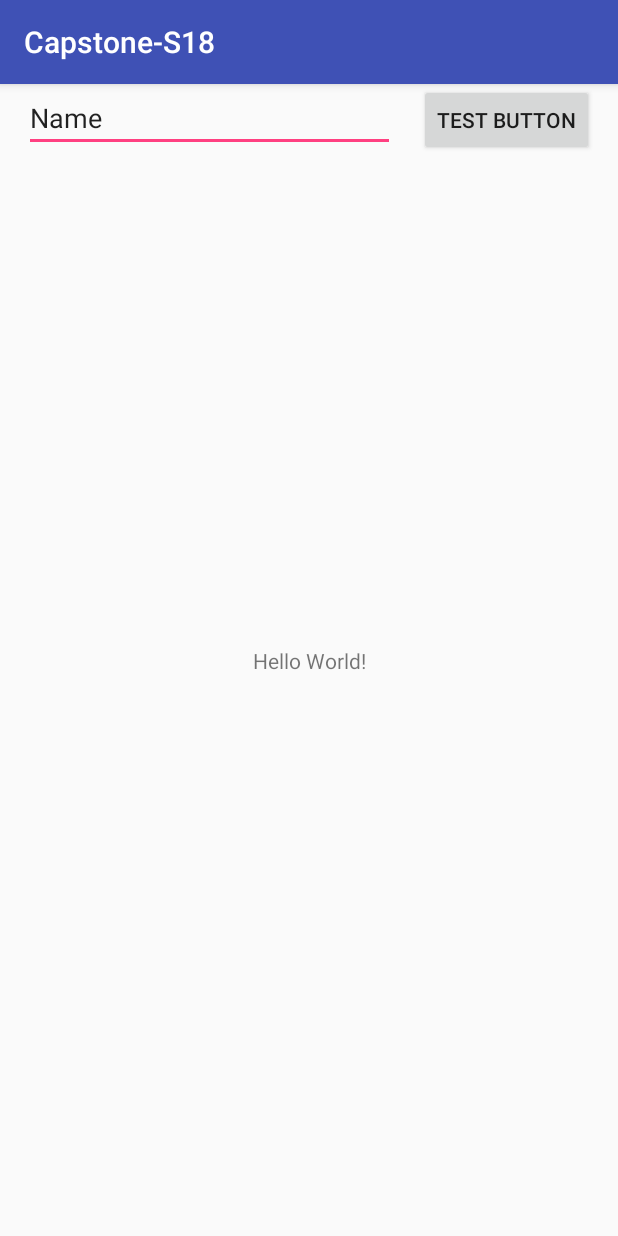
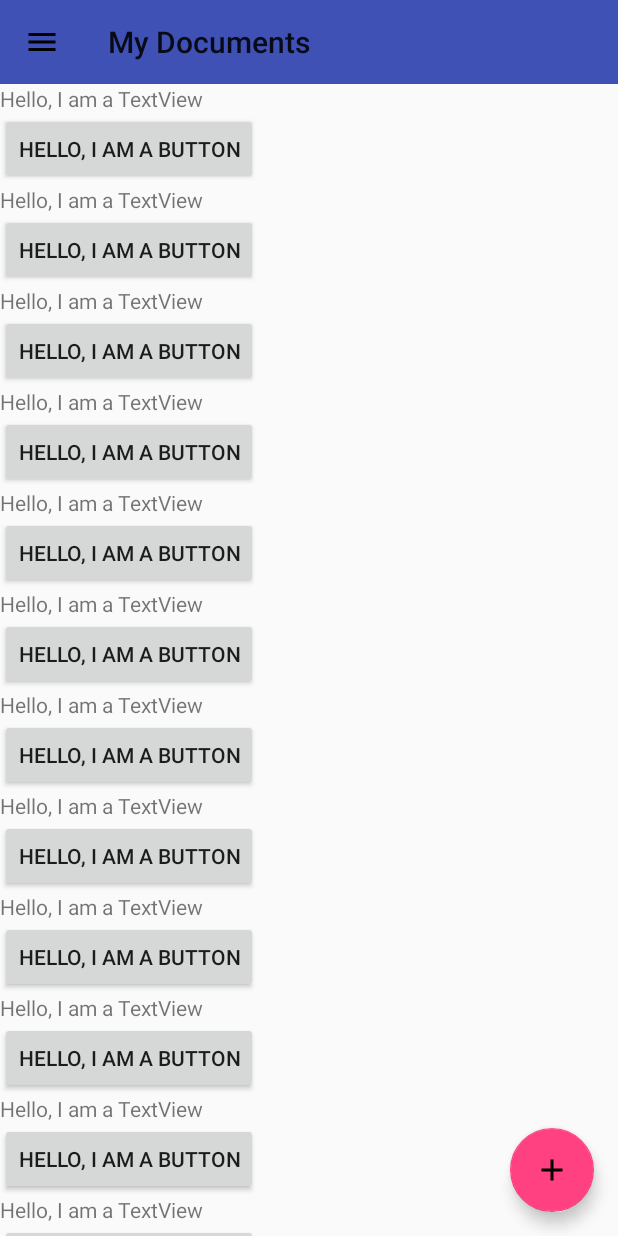
Before and after one commit to huang-jeff/Hand2LaTeX, an Android app: the screen it shows after launch (Welcome), on a phone screen of 412 x 824 dp. Run offline under Robolectric (Android 15) with nearby library versions, the phone set to English and light mode, and no system bars.

Commit message:
Added menus and stuff. Activities and fragments, need to add camera input next.

```diff
--- a/Brandon/capstone_s18/app/build.gradle
+++ b/Brandon/capstone_s18/app/build.gradle
@@ -21,6 +21,7 @@ android {
 dependencies {
     implementation fileTree(dir: 'libs', include: ['*.jar'])
     implementation 'com.android.support:appcompat-v7:26.1.0'
+    implementation 'com.android.support:design:26.1.0'
     implementation 'com.android.support.constraint:constraint-layout:1.0.2'
     testImplementation 'junit:junit:4.12'
     androidTestImplementation 'com.android.support.test:runner:1.0.1'
--- /dev/null
+++ b/Brandon/capstone_s18/app/src/main/java/me/ofmc/capstone/capstone_s18/AboutFragment.java
@@ -0,0 +1,20 @@
+package me.ofmc.capstone.capstone_s18;
+
+import android.support.v4.app.Fragment;
+import android.os.Bundle;
+import android.view.LayoutInflater;
+import android.view.View;
+import android.view.ViewGroup;
+
+/**
+ * Created by brandon on 3/5/18.
+ */
+
+public class AboutFragment  extends Fragment {
+    @Override
+    public View onCreateView(LayoutInflater inflater, ViewGroup container,
+                             Bundle savedInstanceState) {
+        // Inflate the layout for this fragment
+        return inflater.inflate(R.layout.frag_about, container, false);
+    }
+}
--- /dev/null
+++ b/Brandon/capstone_s18/app/src/main/java/me/ofmc/capstone/capstone_s18/CameraActivity.java
@@ -0,0 +1,20 @@
+package me.ofmc.capstone.capstone_s18;
+
+import android.os.Bundle;
+import android.support.v4.app.Fragment;
+import android.view.LayoutInflater;
+import android.view.View;
+import android.view.ViewGroup;
+
+/**
+ * Created by brandon on 3/5/18.
+ */
+
+public class CameraActivity extends Fragment {
+    @Override
+    public View onCreateView(LayoutInflater inflater, ViewGroup container,
+                             Bundle savedInstanceState) {
+        // Inflate the layout for this fragment
+        return inflater.inflate(R.layout.activity_capture, container, false);
+    }
+}
--- a/Brandon/capstone_s18/app/src/main/java/me/ofmc/capstone/capstone_s18/DisplayMessageActivity.java
+++ /dev/null
@@ -1,24 +0,0 @@
-package me.ofmc.capstone.capstone_s18;
-
-import android.content.Intent;
-import android.support.v7.app.AppCompatActivity;
-import android.os.Bundle;
-import android.widget.TextView;
-
-
-public class DisplayMessageActivity extends AppCompatActivity {
-
-    @Override
-    protected void onCreate(Bundle savedInstanceState) {
-        super.onCreate(savedInstanceState);
-        setContentView(R.layout.activity_display_message);
-
-        // Get the Intent that started this activity and extract the string
-        Intent intent = getIntent();
-        String message = intent.getStringExtra(Welcome.EXTRA_MESSAGE);
-
-        // Capture the layout's TextView and set the string as its text
-        TextView textView = findViewById(R.id.textView);
-        textView.setText(message);
-    }
-}
--- /dev/null
+++ b/Brandon/capstone_s18/app/src/main/java/me/ofmc/capstone/capstone_s18/MainFragment.java
@@ -0,0 +1,20 @@
+package me.ofmc.capstone.capstone_s18;
+
+import android.os.Bundle;
+import android.support.v4.app.Fragment;
+import android.view.LayoutInflater;
+import android.view.View;
+import android.view.ViewGroup;
+
+/**
+ * Created by brandon on 3/5/18.
+ */
+
+public class MainFragment extends Fragment {
+    @Override
+    public View onCreateView(LayoutInflater inflater, ViewGroup container,
+                             Bundle savedInstanceState) {
+        // Inflate the layout for this fragment
+        return inflater.inflate(R.layout.frag_main, container, false);
+    }
+}
--- /dev/null
+++ b/Brandon/capstone_s18/app/src/main/java/me/ofmc/capstone/capstone_s18/SettingsFragment.java
@@ -0,0 +1,20 @@
+package me.ofmc.capstone.capstone_s18;
+
+import android.os.Bundle;
+import android.support.v4.app.Fragment;
+import android.view.LayoutInflater;
+import android.view.View;
+import android.view.ViewGroup;
+
+/**
+ * Created by brandon on 3/5/18.
+ */
+
+public class SettingsFragment extends Fragment {
+    @Override
+    public View onCreateView(LayoutInflater inflater, ViewGroup container,
+                             Bundle savedInstanceState) {
+        // Inflate the layout for this fragment
+        return inflater.inflate(R.layout.frag_settings, container, false);
+    }
+}
--- a/Brandon/capstone_s18/app/src/main/java/me/ofmc/capstone/capstone_s18/Welcome.java
+++ b/Brandon/capstone_s18/app/src/main/java/me/ofmc/capstone/capstone_s18/Welcome.java
@@ -1,25 +1,122 @@
 package me.ofmc.capstone.capstone_s18;
 
-import android.content.Intent;
+import android.os.Bundle;
+import android.support.design.widget.FloatingActionButton;
+import android.support.design.widget.NavigationView;
+import android.support.design.widget.Snackbar;
+import android.support.v4.app.FragmentTransaction;
+import android.support.v4.view.GravityCompat;
+import android.support.v4.widget.DrawerLayout;
+import android.support.v7.app.ActionBar;
 import android.support.v7.app.AppCompatActivity;
-import android.os.Bundle;
+import android.support.v7.widget.Toolbar;
+import android.view.MenuItem;
 import android.view.View;
-import android.widget.EditText;
+
 
 public class Welcome extends AppCompatActivity {
-    public static final String EXTRA_MESSAGE = "me.ofmc.capstone.capstone_s18.MESSAGE";
+
+
+    private DrawerLayout mDrawerLayout;
+
     @Override
     protected void onCreate(Bundle savedInstanceState) {
         super.onCreate(savedInstanceState);
         setContentView(R.layout.activity_welcome);
+
+        // Check that the activity is using the layout version with
+        // the fragment_container FrameLayout
+        if (findViewById(R.id.fragment_container) != null) {
+
+            // However, if we're being restored from a previous state,
+            // then we don't need to do anything and should return or else
+            // we could end up with overlapping fragments.
+            if (savedInstanceState != null) {
+                return;
+            }
+
+            // Create a new Fragment to be placed in the activity layout
+            MainFragment firstFragment = new MainFragment();
+
+
+            // In case this activity was started with special instructions from an
+            // Intent, pass the Intent's extras to the fragment as arguments
+            firstFragment.setArguments(getIntent().getExtras());
+
+            // Add the fragment to the 'fragment_container' FrameLayout
+            getSupportFragmentManager().beginTransaction()
+                    .add(R.id.fragment_container, firstFragment).commit();
+        }
+
+        Toolbar toolbar = findViewById(R.id.toolbar);
+        setSupportActionBar(toolbar);
+        ActionBar actionbar = getSupportActionBar();
+        actionbar.setDisplayHomeAsUpEnabled(true);
+        actionbar.setHomeAsUpIndicator(R.drawable.ic_menu);
+
+        mDrawerLayout = findViewById(R.id.drawer_layout);
+
+        NavigationView navigationView = findViewById(R.id.nav_view);
+        navigationView.setNavigationItemSelectedListener(
+                new NavigationView.OnNavigationItemSelectedListener() {
+                    @Override
+                    public boolean onNavigationItemSelected(MenuItem menuItem) {
+                        // set item as selected to persist highlight
+                        menuItem.setChecked(true);
+                        // close drawer when item is tapped
+                        mDrawerLayout.closeDrawers();
+
+                        // Add code here to update the UI based on the item selected
+                        // For example, swap UI fragments here
+                        FragmentTransaction transaction = getSupportFragmentManager().beginTransaction();
+                        Bundle args = new Bundle();
+                        if(menuItem.getItemId() == R.id.my_docs){
+                            MainFragment newFragment = new MainFragment();
+                            newFragment.setArguments(args);
+                            // Replace whatever is in the fragment_container view with this fragment,
+                            // and add the transaction to the back stack so the user can navigate back
+                            transaction.replace(R.id.fragment_container, newFragment);
+                        } else if(menuItem.getItemId() == R.id.settings){
+                            SettingsFragment newFragment = new SettingsFragment();
+                            newFragment.setArguments(args);
+                            // Replace whatever is in the fragment_container view with this fragment,
+                            // and add the transaction to the back stack so the user can navigate back
+                            transaction.replace(R.id.fragment_container, newFragment);
+                        } else if(menuItem.getItemId() == R.id.about){
+                            AboutFragment newFragment = new AboutFragment();
+                            newFragment.setArguments(args);
+                            // Replace whatever is in the fragment_container view with this fragment,
+                            // and add the transaction to the back stack so the user can navigate back
+                            transaction.replace(R.id.fragment_container, newFragment);
+                        }
+                        transaction.addToBackStack(null);
+
+                        // Commit the transaction
+                        transaction.commit();
+                        return true;
+                    }
+                });
+
+
+        FloatingActionButton fab = findViewById(R.id.fab);
+        fab.setOnClickListener(new View.OnClickListener() {
+            @Override
+            public void onClick(View view) {
+                Snackbar.make(view, "Here's a Snackbar", Snackbar.LENGTH_LONG)
+                        .setAction("Action", null).show();
+            }
+        });
     }
 
-    /** Called when the user taps the Send button */
-    public void sendMessage(View view) {
-        Intent intent = new Intent(this, DisplayMessageActivity.class);
-        EditText editText = (EditText) findViewById(R.id.editText);
-        String message = editText.getText().toString();
-        intent.putExtra(EXTRA_MESSAGE, message);
-        startActivity(intent);
+    @Override
+    public boolean onOptionsItemSelected(MenuItem item) {
+        switch (item.getItemId()) {
+            case android.R.id.home:
+                mDrawerLayout.openDrawer(GravityCompat.START);
+                return true;
+        }
+        return super.onOptionsItemSelected(item);
     }
+
+
 }
--- /dev/null
+++ b/Brandon/capstone_s18/app/src/main/res/drawable/ic_add.xml
@@ -0,0 +1,9 @@
+<vector xmlns:android="http://schemas.android.com/apk/res/android"
+        android:width="24dp"
+        android:height="24dp"
+        android:viewportWidth="24.0"
+        android:viewportHeight="24.0">
+    <path
+        android:fillColor="#FF000000"
+        android:pathData="M19,13h-6v6h-2v-6H5v-2h6V5h2v6h6v2z"/>
+</vector>
--- /dev/null
+++ b/Brandon/capstone_s18/app/src/main/res/drawable/ic_menu.xml
@@ -0,0 +1,9 @@
+<vector xmlns:android="http://schemas.android.com/apk/res/android"
+        android:width="24dp"
+        android:height="24dp"
+        android:viewportWidth="24.0"
+        android:viewportHeight="24.0">
+    <path
+        android:fillColor="#FF000000"
+        android:pathData="M3,18h18v-2L3,16v2zM3,13h18v-2L3,11v2zM3,6v2h18L21,6L3,6z"/>
+</vector>
--- /dev/null
+++ b/Brandon/capstone_s18/app/src/main/res/layout/activity_capture.xml
@@ -0,0 +1,9 @@
+<?xml version="1.0" encoding="utf-8"?>
+<android.support.constraint.ConstraintLayout
+    xmlns:android="http://schemas.android.com/apk/res/android" android:layout_width="match_parent"
+    android:layout_height="match_parent">
+    <TextView android:id="@+id/text1"
+        android:layout_width="wrap_content"
+        android:layout_height="wrap_content"
+        android:text="You are on about menu" />
+</android.support.constraint.ConstraintLayout>
--- a/Brandon/capstone_s18/app/src/main/res/layout/activity_display_message.xml
+++ /dev/null
@@ -1,19 +0,0 @@
-<?xml version="1.0" encoding="utf-8"?>
-<android.support.constraint.ConstraintLayout xmlns:android="http://schemas.android.com/apk/res/android"
-    xmlns:app="http://schemas.android.com/apk/res-auto"
-    xmlns:tools="http://schemas.android.com/tools"
-    android:layout_width="match_parent"
-    android:layout_height="match_parent"
-    tools:context="me.ofmc.capstone.capstone_s18.DisplayMessageActivity">
-
-    <TextView
-        android:id="@+id/textView"
-        android:layout_width="wrap_content"
-        android:layout_height="43dp"
-        android:layout_marginTop="16dp"
-        android:text="TextView"
-        android:textSize="24sp"
-        app:layout_constraintLeft_toLeftOf="parent"
-        app:layout_constraintRight_toRightOf="parent"
-        app:layout_constraintTop_toTopOf="parent" />
-</android.support.constraint.ConstraintLayout>
--- a/Brandon/capstone_s18/app/src/main/res/layout/activity_welcome.xml
+++ b/Brandon/capstone_s18/app/src/main/res/layout/activity_welcome.xml
@@ -1,47 +1,59 @@
 <?xml version="1.0" encoding="utf-8"?>
-<android.support.constraint.ConstraintLayout xmlns:android="http://schemas.android.com/apk/res/android"
+<!-- Use DrawerLayout as root container for activity -->
+<android.support.v4.widget.DrawerLayout xmlns:android="http://schemas.android.com/apk/res/android"
     xmlns:app="http://schemas.android.com/apk/res-auto"
-    xmlns:tools="http://schemas.android.com/tools"
+    android:id="@+id/drawer_layout"
     android:layout_width="match_parent"
     android:layout_height="match_parent"
-    tools:context="me.ofmc.capstone.capstone_s18.Welcome">
+    android:fitsSystemWindows="true">
 
-    <TextView
-        android:id="@+id/textView"
+    <!-- Layout to contain contents of main body of screen (drawer will slide over this) -->
+    <FrameLayout
+        android:id="@+id/content_frame"
+        android:layout_width="match_parent"
+        android:layout_height="match_parent">
+
+        <android.support.v7.widget.Toolbar
+            android:id="@+id/toolbar"
+            android:layout_width="match_parent"
+            android:layout_height="?attr/actionBarSize"
+            android:background="?attr/colorPrimary"
+            android:theme="@style/ThemeOverlay.AppCompat.ActionBar" />
+
+        <android.support.design.widget.FloatingActionButton
+            android:id="@+id/fab"
+            android:layout_width="wrap_content"
+            android:layout_height="wrap_content"
+            android:layout_gravity="end|bottom"
+            android:src="@drawable/ic_add"
+            android:layout_margin="16dp" />
+
+
+
+
+        <ScrollView xmlns:android="http://schemas.android.com/apk/res/android"
+            android:layout_width="match_parent"
+            android:layout_height="match_parent"
+            android:layout_marginTop="?attr/actionBarSize"
+            android:fillViewport="true">
+            <FrameLayout xmlns:android="http://schemas.android.com/apk/res/android"
+                android:id="@+id/fragment_container"
+                android:layout_width="match_parent"
+                android:layout_height="match_parent" />
+        </ScrollView>
+
+    </FrameLayout>
+
+
+
+    <android.support.design.widget.NavigationView
+        android:id="@+id/nav_view"
         android:layout_width="wrap_content"
-        android:layout_height="wrap_content"
-        android:text="Hello World!"
-        app:layout_constraintBottom_toBottomOf="parent"
-        app:layout_constraintLeft_toLeftOf="parent"
-        app:layout_constraintRight_toRightOf="parent"
-        app:layout_constraintTop_toTopOf="parent" />
+        android:layout_height="match_parent"
+        android:layout_gravity="start"
+        android:fitsSystemWindows="true"
+        app:menu="@menu/drawer_view" />
 
-    <Button
-        android:id="@+id/button"
-        android:layout_width="wrap_content"
-        android:layout_height="wrap_content"
-        android:layout_marginEnd="16dp"
-        android:layout_marginStart="16dp"
-        android:onClick="sendMessage"
-        android:text="test button"
-        app:layout_constraintEnd_toEndOf="parent"
-        app:layout_constraintHorizontal_bias="0.5"
-        app:layout_constraintStart_toEndOf="@+id/editText"
-        tools:layout_editor_absoluteY="6dp"
-        tools:text="@string/button_send" />
 
-    <EditText
-        android:id="@+id/editText"
-        android:layout_width="0dp"
-        android:layout_height="wrap_content"
-        android:layout_marginStart="16dp"
-        android:ems="10"
-        android:inputType="textPersonName"
-        android:text="Name"
-        app:layout_constraintBaseline_toBaselineOf="@+id/button"
-        app:layout_constraintEnd_toStartOf="@+id/button"
-        app:layout_constraintHorizontal_bias="0.5"
-        app:layout_constraintStart_toStartOf="parent"
-        tools:text="@string/edit_message" />
 
-</android.support.constraint.ConstraintLayout>
+</android.support.v4.widget.DrawerLayout>
--- /dev/null
+++ b/Brandon/capstone_s18/app/src/main/res/layout/frag_about.xml
@@ -0,0 +1,9 @@
+<?xml version="1.0" encoding="utf-8"?>
+<android.support.constraint.ConstraintLayout
+    xmlns:android="http://schemas.android.com/apk/res/android" android:layout_width="match_parent"
+    android:layout_height="match_parent">
+    <TextView android:id="@+id/text1"
+        android:layout_width="wrap_content"
+        android:layout_height="wrap_content"
+        android:text="You are on about menu" />
+</android.support.constraint.ConstraintLayout>
--- /dev/null
+++ b/Brandon/capstone_s18/app/src/main/res/layout/frag_main.xml
@@ -0,0 +1,106 @@
+<?xml version="1.0" encoding="utf-8"?>
+<android.support.constraint.ConstraintLayout
+    xmlns:android="http://schemas.android.com/apk/res/android" android:layout_width="match_parent"
+    android:layout_height="match_parent">
+    <LinearLayout xmlns:android="http://schemas.android.com/apk/res/android"
+        android:layout_width="match_parent"
+        android:layout_height="match_parent"
+        android:orientation="vertical" >
+        <TextView android:id="@+id/text1"
+            android:layout_width="wrap_content"
+            android:layout_height="wrap_content"
+            android:text="Hello, I am a TextView" />
+        <Button android:id="@+id/button1"
+            android:layout_width="wrap_content"
+            android:layout_height="wrap_content"
+            android:text="Hello, I am a Button" />
+        <TextView android:id="@+id/text2"
+            android:layout_width="wrap_content"
+            android:layout_height="wrap_content"
+            android:text="Hello, I am a TextView" />
+        <Button android:id="@+id/button2"
+            android:layout_width="wrap_content"
+            android:layout_height="wrap_content"
+            android:text="Hello, I am a Button" />
+        <TextView android:id="@+id/text3"
+            android:layout_width="wrap_content"
+            android:layout_height="wrap_content"
+            android:text="Hello, I am a TextView" />
+        <Button android:id="@+id/button3"
+            android:layout_width="wrap_content"
+            android:layout_height="wrap_content"
+            android:text="Hello, I am a Button" />
+        <TextView android:id="@+id/text4"
+            android:layout_width="wrap_content"
+            android:layout_height="wrap_content"
+            android:text="Hello, I am a TextView" />
+        <Button android:id="@+id/button4"
+            android:layout_width="wrap_content"
+            android:layout_height="wrap_content"
+            android:text="Hello, I am a Button" />
+        <TextView android:id="@+id/text5"
+            android:layout_width="wrap_content"
+            android:layout_height="wrap_content"
+            android:text="Hello, I am a TextView" />
+        <Button android:id="@+id/button5"
+            android:layout_width="wrap_content"
+            android:layout_height="wrap_content"
+            android:text="Hello, I am a Button" />
+        <TextView android:id="@+id/text6"
+            android:layout_width="wrap_content"
+            android:layout_height="wrap_content"
+            android:text="Hello, I am a TextView" />
+        <Button android:id="@+id/button6"
+            android:layout_width="wrap_content"
+            android:layout_height="wrap_content"
+            android:text="Hello, I am a Button" />
+        <TextView android:id="@+id/text7"
+            android:layout_width="wrap_content"
+            android:layout_height="wrap_content"
+            android:text="Hello, I am a TextView" />
+        <Button android:id="@+id/button7"
+            android:layout_width="wrap_content"
+            android:layout_height="wrap_content"
+            android:text="Hello, I am a Button" />
+        <TextView android:id="@+id/text8"
+            android:layout_width="wrap_content"
+            android:layout_height="wrap_content"
+            android:text="Hello, I am a TextView" />
+        <Button android:id="@+id/button8"
+            android:layout_width="wrap_content"
+            android:layout_height="wrap_content"
+            android:text="Hello, I am a Button" />
+        <TextView android:id="@+id/text9"
+            android:layout_width="wrap_content"
+            android:layout_height="wrap_content"
+            android:text="Hello, I am a TextView" />
+        <Button android:id="@+id/button9"
+            android:layout_width="wrap_content"
+            android:layout_height="wrap_content"
+            android:text="Hello, I am a Button" />
+        <TextView android:id="@+id/text10"
+            android:layout_width="wrap_content"
+            android:layout_height="wrap_content"
+            android:text="Hello, I am a TextView" />
+        <Button android:id="@+id/button10"
+            android:layout_width="wrap_content"
+            android:layout_height="wrap_content"
+            android:text="Hello, I am a Button" />
+        <TextView android:id="@+id/text11"
+            android:layout_width="wrap_content"
+            android:layout_height="wrap_content"
+            android:text="Hello, I am a TextView" />
+        <Button android:id="@+id/button11"
+            android:layout_width="wrap_content"
+            android:layout_height="wrap_content"
+            android:text="Hello, I am a Button" />
+        <TextView android:id="@+id/text12"
+            android:layout_width="wrap_content"
+            android:layout_height="wrap_content"
+            android:text="Hello, I am a TextView" />
+        <Button android:id="@+id/button12"
+            android:layout_width="wrap_content"
+            android:layout_height="wrap_content"
+            android:text="Hello, I am a Button" />
+    </LinearLayout>
+</android.support.constraint.ConstraintLayout>
--- /dev/null
+++ b/Brandon/capstone_s18/app/src/main/res/layout/frag_settings.xml
@@ -0,0 +1,9 @@
+<?xml version="1.0" encoding="utf-8"?>
+<android.support.constraint.ConstraintLayout
+    xmlns:android="http://schemas.android.com/apk/res/android" android:layout_width="match_parent"
+    android:layout_height="match_parent">
+    <TextView android:id="@+id/text1"
+        android:layout_width="wrap_content"
+        android:layout_height="wrap_content"
+        android:text="You are on settings menu" />
+</android.support.constraint.ConstraintLayout>
--- /dev/null
+++ b/Brandon/capstone_s18/app/src/main/res/menu/drawer_view.xml
@@ -0,0 +1,14 @@
+<?xml version="1.0" encoding="utf-8"?>
+<menu xmlns:android="http://schemas.android.com/apk/res/android" >
+    <group android:checkableBehavior="single">
+        <item
+            android:id="@+id/my_docs"
+            android:title="@string/my_docs" />
+        <item
+            android:id="@+id/settings"
+            android:title="@string/settings" />
+        <item
+            android:id="@+id/about"
+            android:title="@string/about" />
+    </group>
+</menu>
--- a/Brandon/capstone_s18/app/src/main/res/values/strings.xml
+++ b/Brandon/capstone_s18/app/src/main/res/values/strings.xml
@@ -1,5 +1,6 @@
 <resources>
-    <string name="app_name">Capstone-S18</string>
-    <string name="edit_message">Enter a message</string>
-    <string name="button_send">Send</string>
+    <string name="app_name">My Documents</string>
+    <string name="my_docs">My Documents</string>
+    <string name="settings">Settings</string>
+    <string name="about">About</string>
 </resources>
--- a/Brandon/capstone_s18/app/src/main/res/values/styles.xml
+++ b/Brandon/capstone_s18/app/src/main/res/values/styles.xml
@@ -1,11 +1,16 @@
 <resources>
 
     <!-- Base application theme. -->
-    <style name="AppTheme" parent="Theme.AppCompat.Light.DarkActionBar">
+    <style name="AppTheme" parent="@style/Theme.AppCompat.Light">
         <!-- Customize your theme here. -->
+        <item name="android:windowDrawsSystemBarBackgrounds">false</item>
         <item name="colorPrimary">@color/colorPrimary</item>
         <item name="colorPrimaryDark">@color/colorPrimaryDark</item>
         <item name="colorAccent">@color/colorAccent</item>
+        <item name="android:fitsSystemWindows">true</item>
+        <item name="windowNoTitle">true</item>
+        <item name="windowActionBar">false</item>
+
     </style>
 
 </resources>
```
Also changed, not shown: Brandon/capstone_s18/app/src/main/AndroidManifest.xml (+0 -7 lines).
